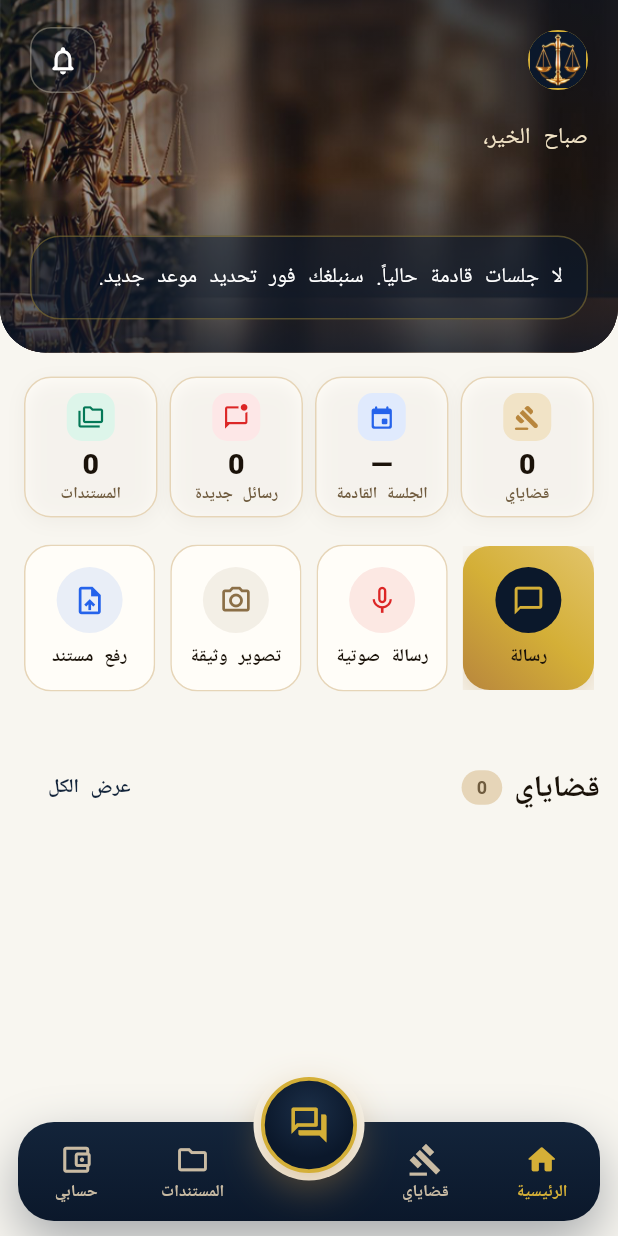
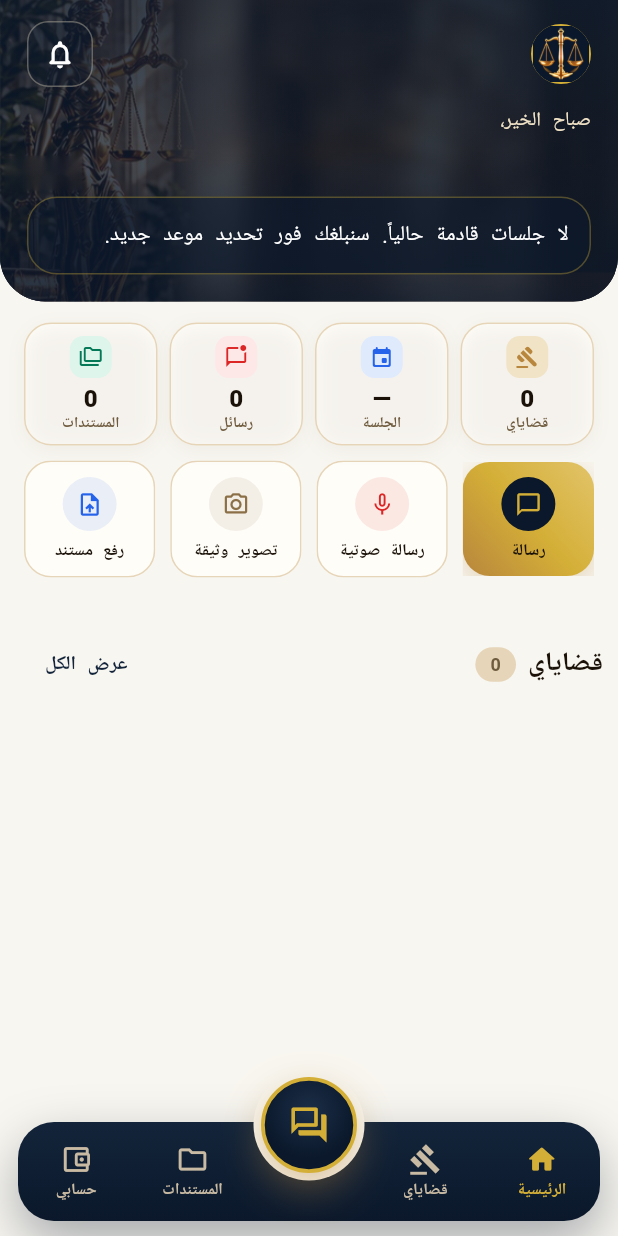
Before and after one commit to matrixtuner9-cyber/law-foundation, a Flutter app: the Shell screen opened directly with empty values, on a phone screen of 412 x 824 dp. Run offline on Flutter 3.47's test engine with Material 3 defaults, Android fonts, the phone set to English and light mode, and no system bars; our stand-ins replace audioplayers, cross_file, file_picker, flutter_local_notifications, google_fonts, image_picker and 2 more; missing offline and left inert: dart:js_interop, flutter_background_service, record; accounts and stored records are empty; Roboto replaces fonts that are missing (Cairo).

Commit message:
Client app: smaller type and tidier sizes on phones, clamp system text scaling to 1.1, calmer photo backgrounds
Co-Authored-By: Claude Opus 5.5 <noreply@anthropic.com>
Claude-Session: https://claude.ai/code/session_01VYKzt29RVVuxCy8ToxrDG3

```diff
--- a/office/mithaq_portal/lib/home.dart
+++ b/office/mithaq_portal/lib/home.dart
@@ -25,11 +25,11 @@ class HomeTab extends StatelessWidget {
           child: CustomScrollView(slivers: [
             SliverToBoxAdapter(child: _Hero(next: next, onGo: onGo)),
             SliverPadding(
-              padding: const EdgeInsets.fromLTRB(16, 16, 16, 0),
+              padding: const EdgeInsets.fromLTRB(16, 14, 16, 0),
               sliver: SliverToBoxAdapter(child: _Kpis(next: next, onGo: onGo)),
             ),
             SliverPadding(
-              padding: const EdgeInsets.fromLTRB(16, 18, 16, 0),
+              padding: const EdgeInsets.fromLTRB(16, 10, 16, 0),
               sliver: SliverToBoxAdapter(child: _QuickActions(onGo: onGo)),
             ),
             const SliverPadding(padding: EdgeInsets.fromLTRB(16, 14, 16, 0), sliver: SliverToBoxAdapter(child: PushPrompt())),
@@ -93,10 +93,10 @@ class HomeTab extends StatelessWidget {
   }
 
   Widget _title(String t, String n, VoidCallback onMore) => SliverPadding(
-        padding: const EdgeInsets.fromLTRB(20, 26, 12, 10),
+        padding: const EdgeInsets.fromLTRB(18, 20, 10, 8),
         sliver: SliverToBoxAdapter(
           child: Row(children: [
-            Text(t, style: MQ.display(24)),
+            Text(t, style: MQ.display(21)),
             if (n.isNotEmpty) ...[const SizedBox(width: 8), Chip2(n, bg: MQ.line, fg: MQ.muted)],
             const Spacer(),
             TextButton(onPressed: onMore, child: Text('عرض الكل', style: MQ.body(13, color: MQ.pine, weight: FontWeight.w600))),
@@ -122,9 +122,9 @@ class _Hero extends StatelessWidget {
       ),
       child: Stack(children: [
         const Positioned.fill(
-            child: PhotoBackdrop(asset: 'assets/images/hero.jpg', alignment: Alignment.centerLeft, shade: .78)),
+            child: PhotoBackdrop(asset: 'assets/images/hero.jpg', alignment: Alignment.centerLeft, shade: .7, opacity: .38)),
         Padding(
-          padding: EdgeInsets.fromLTRB(20, top + 18, 20, 22),
+          padding: EdgeInsets.fromLTRB(18, top + 14, 18, 18),
           child: Column(crossAxisAlignment: CrossAxisAlignment.start, children: [
             Row(children: [
               const OfficeLogo(size: 40),
@@ -132,33 +132,40 @@ class _Hero extends StatelessWidget {
               Expanded(
                   child: Column(crossAxisAlignment: CrossAxisAlignment.start, children: [
                 Text('${store.office['name'] ?? ''}',
-                    style: MQ.body(14, color: Colors.white, weight: FontWeight.w700, height: 1.3),
+                    style: MQ.body(13, color: Colors.white, weight: FontWeight.w700, height: 1.3),
                     maxLines: 1,
                     overflow: TextOverflow.ellipsis),
                 Text('${store.client['code'] ?? ''}', style: MQ.mono(11, color: MQ.brassSoft)),
               ])),
               _iconBtn(Icons.notifications_none_rounded, store.unread, () => onGo(2)),
             ]),
-            const SizedBox(height: 18),
-            Text('${greeting()}،', style: MQ.body(15, color: MQ.brassSoft)),
-            Text(store.firstName, style: MQ.display(32, color: Colors.white), maxLines: 2),
-            const SizedBox(height: 16),
+            const SizedBox(height: 14),
+            Text('${greeting()}،', style: MQ.body(13, color: MQ.brassSoft, height: 1.3)),
+            Text(store.firstName,
+                style: MQ.display(25, color: Colors.white), maxLines: 2, overflow: TextOverflow.ellipsis),
+            const SizedBox(height: 12),
             if (next == null)
               _glass(Text('لا جلسات قادمة حالياً. سنبلغك فور تحديد موعد جديد.', style: MQ.body(14, color: Colors.white)))
             else
               _glass(Column(crossAxisAlignment: CrossAxisAlignment.start, children: [
                 Row(children: [
-                  Text('جلستك القادمة', style: MQ.body(12, color: MQ.soft)),
-                  const Spacer(),
-                  Text('${fmtDate(next!.t)} · ', style: MQ.body(12, color: Colors.white)),
-                  Text(next!.h['time'], style: MQ.mono(12, color: Colors.white)),
+                  Expanded(
+                      child: Text('جلستك القادمة',
+                          maxLines: 1, overflow: TextOverflow.ellipsis, style: MQ.body(11.5, color: MQ.soft))),
+                  const SizedBox(width: 8),
+                  Text('${fmtDate(next!.t)} · ', style: MQ.body(11.5, color: Colors.white)),
+                  Text(next!.h['time'], style: MQ.mono(11.5, color: Colors.white)),
                 ]),
+                const SizedBox(height: 8),
+                Countdown(target: next!.t),
                 const SizedBox(height: 10),
-                Countdown(target: next!.t),
-                const SizedBox(height: 12),
-                Text('${next!.h['purpose']}', style: MQ.body(16, color: Colors.white, weight: FontWeight.w700)),
-                Text('${next!.kase['court']} · القضية ${next!.kase['no']}', style: MQ.body(12.5, color: MQ.soft)),
-                const SizedBox(height: 10),
+                Text('${next!.h['purpose']}',
+                    maxLines: 2,
+                    overflow: TextOverflow.ellipsis,
+                    style: MQ.body(14, color: Colors.white, weight: FontWeight.w700, height: 1.45)),
+                Text('${next!.kase['court']} · القضية ${next!.kase['no']}',
+                    maxLines: 1, overflow: TextOverflow.ellipsis, style: MQ.body(11.5, color: MQ.soft)),
+                const SizedBox(height: 8),
                 next!.h['attend'] == true
                     ? const Chip2('حضورك شخصياً مطلوب', bg: MQ.gold, fg: MQ.forest, icon: Icons.priority_high)
                     : Chip2('يحضر المحامي نيابة عنك', bg: MQ.mint.withValues(alpha: .2), fg: MQ.mint, icon: Icons.check),
@@ -192,7 +199,7 @@ class _Hero extends StatelessWidget {
 
   Widget _glass(Widget child) => Container(
         width: double.infinity,
-        padding: const EdgeInsets.all(16),
+        padding: const EdgeInsets.all(14),
         decoration: BoxDecoration(
             color: MQ.forest.withValues(alpha: .55),
             borderRadius: BorderRadius.circular(20),
@@ -233,8 +240,8 @@ class _CountdownState extends State<Countdown> {
         if (i > 0) const SizedBox(width: 8),
         Expanded(
           child: Container(
-            padding: const EdgeInsets.symmetric(vertical: 10),
-            decoration: BoxDecoration(color: Colors.black.withValues(alpha: .22), borderRadius: BorderRadius.circular(14)),
+            padding: const EdgeInsets.symmetric(vertical: 7),
+            decoration: BoxDecoration(color: Colors.black.withValues(alpha: .25), borderRadius: BorderRadius.circular(12)),
             child: Column(children: [
               AnimatedSwitcher(
                 duration: const Duration(milliseconds: 300),
@@ -242,9 +249,9 @@ class _CountdownState extends State<Countdown> {
                     position: Tween(begin: const Offset(0, -.4), end: Offset.zero).animate(a),
                     child: FadeTransition(opacity: a, child: c)),
                 child: Text(i == 0 ? '${p.$1}' : p.$1.toString().padLeft(2, '0'),
-                    key: ValueKey(p.$1), style: MQ.mono(26, color: i == 3 ? MQ.brassHi : Colors.white)),
+                    key: ValueKey(p.$1), style: MQ.mono(21, color: i == 3 ? MQ.brassHi : Colors.white)),
               ),
-              Text(p.$2, style: MQ.body(11, color: MQ.soft)),
+              Text(p.$2, style: MQ.body(10.5, color: MQ.soft, height: 1.3)),
             ]),
           ),
         ),
@@ -263,9 +270,9 @@ class _Kpis extends StatelessWidget {
     final days = next == null ? null : next!.t.difference(DateTime.now()).inDays;
     final items = [
       (Icons.gavel_rounded, '${store.cases.length}', 'قضاياي', MQ.goldLo, MQ.brassSoft, () => onGo(1)),
-      (Icons.event_rounded, days == null ? '—' : (days == 0 ? 'اليوم' : '$days'), days == null || days == 0 ? 'الجلسة القادمة' : 'يوم للجلسة',
+      (Icons.event_rounded, days == null ? '—' : (days == 0 ? 'اليوم' : '$days'), days == null || days == 0 ? 'الجلسة' : 'يوم للجلسة',
           const Color(0xFF2563EB), const Color(0xFFE0EAFD), () => onGo(1)),
-      (Icons.mark_chat_unread_outlined, '${store.unread}', 'رسائل جديدة', MQ.danger, const Color(0xFFFDE7E7), () => onGo(2)),
+      (Icons.mark_chat_unread_outlined, '${store.unread}', 'رسائل', MQ.danger, const Color(0xFFFDE7E7), () => onGo(2)),
       (Icons.folder_copy_outlined, '${store.docs.length}', 'المستندات', const Color(0xFF047857), const Color(0xFFDDF5EA), () => onGo(3)),
     ];
     return Row(children: [
@@ -279,24 +286,26 @@ class _Kpis extends StatelessWidget {
               borderRadius: BorderRadius.circular(18),
               onTap: it.$6,
               child: Container(
-                padding: const EdgeInsets.fromLTRB(4, 10, 4, 8),
+                padding: const EdgeInsets.fromLTRB(4, 8, 4, 7),
                 decoration: BoxDecoration(
                     borderRadius: BorderRadius.circular(18),
                     border: Border.all(color: MQ.line),
                     boxShadow: const [BoxShadow(color: Color(0x0D3E2F21), blurRadius: 10, offset: Offset(0, 3))]),
                 child: Column(children: [
                   Container(
-                    width: 32,
-                    height: 32,
-                    decoration: BoxDecoration(color: it.$5, borderRadius: BorderRadius.circular(10)),
-                    child: Icon(it.$1, color: it.$4, size: 18),
+                    width: 28,
+                    height: 28,
+                    decoration: BoxDecoration(color: it.$5, borderRadius: BorderRadius.circular(9)),
+                    child: Icon(it.$1, color: it.$4, size: 16),
                   ),
                   const SizedBox(height: 4),
-                  FittedBox(child: Text(it.$2, style: MQ.body(19, weight: FontWeight.w800, height: 1.25))),
-                  Text(it.$3,
-                      maxLines: 1,
-                      overflow: TextOverflow.ellipsis,
-                      style: MQ.body(10.5, color: MQ.muted, weight: FontWeight.w700, height: 1.3)),
+                  FittedBox(
+                      fit: BoxFit.scaleDown,
+                      child: Text(it.$2, maxLines: 1, style: MQ.body(16, weight: FontWeight.w800, height: 1.25))),
+                  FittedBox(
+                      fit: BoxFit.scaleDown,
+                      child: Text(it.$3,
+                          maxLines: 1, style: MQ.body(10, color: MQ.muted, weight: FontWeight.w700, height: 1.3))),
                 ]),
               ),
             ),
@@ -339,17 +348,19 @@ class _QuickActions extends StatelessWidget {
               borderRadius: BorderRadius.circular(18),
               onTap: it.$4,
               child: Container(
-                padding: const EdgeInsets.symmetric(vertical: 14, horizontal: 4),
+                padding: const EdgeInsets.symmetric(vertical: 10, horizontal: 4),
                 child: Column(children: [
                   Container(
-                    width: 44,
-                    height: 44,
+                    width: 36,
+                    height: 36,
                     decoration: BoxDecoration(
                         color: i == 0 ? MQ.forest : it.$3.withValues(alpha: .1), shape: BoxShape.circle),
-                    child: Icon(it.$1, color: i == 0 ? MQ.gold : it.$3, size: 22),
+                    child: Icon(it.$1, color: i == 0 ? MQ.gold : it.$3, size: 18),
                   ),
-                  const SizedBox(height: 8),
-                  Text(it.$2, textAlign: TextAlign.center, style: MQ.body(12, weight: FontWeight.w700, height: 1.3)),
+                  const SizedBox(height: 6),
+                  FittedBox(
+                      fit: BoxFit.scaleDown,
+                      child: Text(it.$2, maxLines: 1, style: MQ.body(11, weight: FontWeight.w700, height: 1.3))),
                 ]),
               ),
               ),
--- a/office/mithaq_portal/lib/main.dart
+++ b/office/mithaq_portal/lib/main.dart
@@ -36,6 +36,9 @@ class MithaqPortal extends StatelessWidget {
           GlobalWidgetsLocalizations.delegate,
           GlobalCupertinoLocalizations.delegate,
         ],
+        // الهواتف ذات الخط المكبَّر جداً تكسر التخطيط؛ نسمح بتكبير معتدل فقط
+        builder: (context, child) =>
+            MediaQuery.withClampedTextScaling(minScaleFactor: .9, maxScaleFactor: 1.1, child: child!),
         home: const Gate(),
       );
 }
@@ -205,7 +208,7 @@ class _LoginPageState extends State<LoginPage> {
               SizedBox(
                 height: heroH + 60,
                 width: double.infinity,
-                child: const PhotoBackdrop(asset: 'assets/images/login_bg.jpg', alignment: Alignment(0, -.3), shade: .55),
+                child: const PhotoBackdrop(asset: 'assets/images/login_bg.jpg', alignment: Alignment(0, -.3), shade: .6, opacity: .7),
               ),
               Positioned(
                 top: mq.padding.top + 34,
@@ -214,7 +217,7 @@ class _LoginPageState extends State<LoginPage> {
                 child: Column(children: [
                   const OfficeLogo(size: 84),
                   const SizedBox(height: 12),
-                  Text('بوابة الموكل', style: MQ.display(30, color: Colors.white)),
+                  Text('بوابة الموكل', style: MQ.display(27, color: Colors.white)),
                   Text(_officeName,
                       textAlign: TextAlign.center, style: MQ.body(13.5, color: MQ.brassSoft, weight: FontWeight.w500)),
                 ]),
@@ -240,10 +243,10 @@ class _LoginPageState extends State<LoginPage> {
                                 height: 4,
                                 decoration: BoxDecoration(color: MQ.line, borderRadius: BorderRadius.circular(4)))),
                         const SizedBox(height: 16),
-                        Text('تسجيل الدخول', style: MQ.display(28)),
+                        Text('تسجيل الدخول', style: MQ.display(24)),
                         Text('مرحباً بك، أدخل رمز الدخول الذي وصلك من المكتب لمتابعة قضاياك',
-                            style: MQ.body(13.5, color: MQ.muted)),
-                        const SizedBox(height: 18),
+                            style: MQ.body(12.5, color: MQ.muted)),
+                        const SizedBox(height: 16),
                         Text('رمز الدخول', style: MQ.body(13, weight: FontWeight.w700, color: const Color(0xFF3E2F21))),
                         const SizedBox(height: 6),
                         TextField(
@@ -453,11 +456,14 @@ class _NavBar extends StatelessWidget {
           borderRadius: BorderRadius.circular(18),
           onTap: () => onTap(i),
           child: Column(mainAxisAlignment: MainAxisAlignment.center, children: [
-            Icon(sel ? on : off, color: c, size: 23),
+            Icon(sel ? on : off, color: c, size: 22),
             const SizedBox(height: 3),
-            Text(label,
-                maxLines: 1,
-                style: MQ.body(11, color: c, weight: sel ? FontWeight.w800 : FontWeight.w600, height: 1.2)),
+            FittedBox(
+              fit: BoxFit.scaleDown,
+              child: Text(label,
+                  maxLines: 1,
+                  style: MQ.body(10.5, color: c, weight: sel ? FontWeight.w800 : FontWeight.w600, height: 1.2)),
+            ),
           ]),
         ),
       ),
--- a/office/mithaq_portal/lib/settings.dart
+++ b/office/mithaq_portal/lib/settings.dart
@@ -189,7 +189,7 @@ class _LockScreenState extends State<LockScreen> {
         SizedBox(
             height: heroH + 60,
             width: double.infinity,
-            child: const PhotoBackdrop(asset: 'assets/images/login_bg.jpg', alignment: Alignment(0, -.3), shade: .55)),
+            child: const PhotoBackdrop(asset: 'assets/images/login_bg.jpg', alignment: Alignment(0, -.3), shade: .6, opacity: .7)),
         Positioned(
           top: mq.padding.top + 40,
           left: 0,
--- a/office/mithaq_portal/lib/theme.dart
+++ b/office/mithaq_portal/lib/theme.dart
@@ -266,16 +266,21 @@ class OfficeLogo extends StatelessWidget {
 
 /// خلفية فوتوغرافية (صورة التمثال) مع تدرّج كحلي يضمن وضوح النص
 class PhotoBackdrop extends StatelessWidget {
-  const PhotoBackdrop({super.key, required this.asset, this.alignment = Alignment.center, this.shade = .45});
+  const PhotoBackdrop(
+      {super.key, required this.asset, this.alignment = Alignment.center, this.shade = .45, this.opacity = 1});
   final String asset;
   final Alignment alignment;
   final double shade;
+
+  /// شفافية الصورة نفسها (أقل = صورة أهدأ والكحلي أوضح)
+  final double opacity;
   @override
   Widget build(BuildContext context) => Stack(fit: StackFit.expand, children: [
         const DecoratedBox(decoration: BoxDecoration(gradient: MQ.navyGradient)),
         Image.asset(asset,
             fit: BoxFit.cover,
             alignment: alignment,
+            opacity: AlwaysStoppedAnimation(opacity),
             cacheWidth: (MediaQuery.sizeOf(context).width * MediaQuery.devicePixelRatioOf(context)).round().clamp(400, 1200),
             errorBuilder: (_, __, ___) => const SizedBox()),
         DecoratedBox(
```
